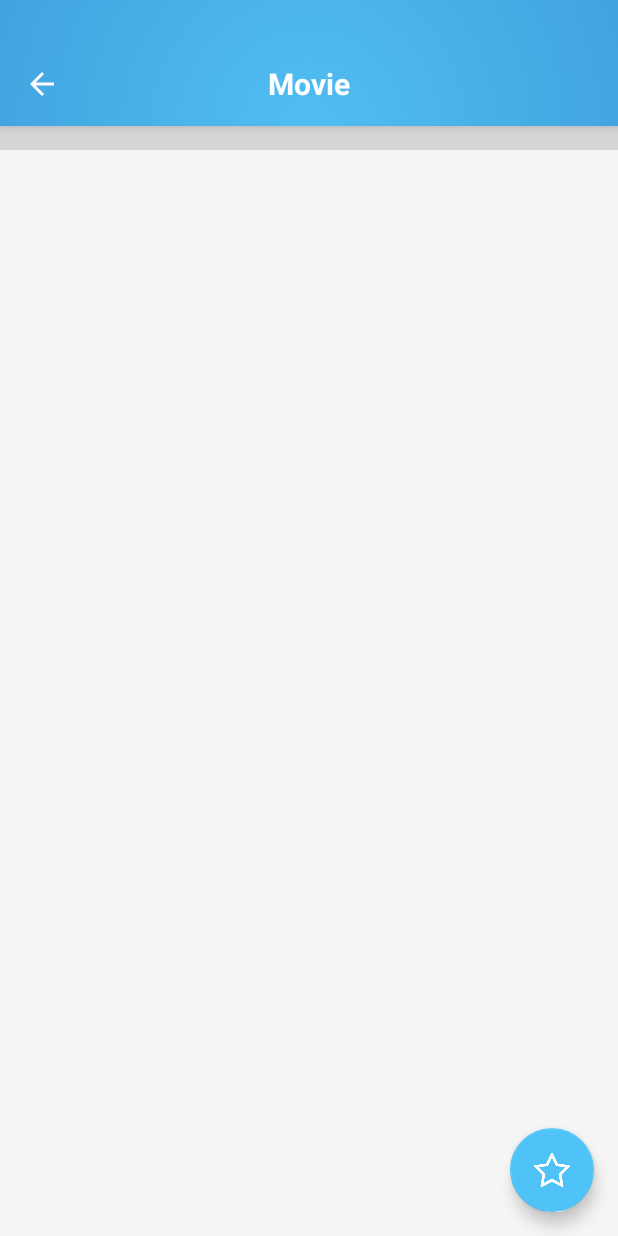
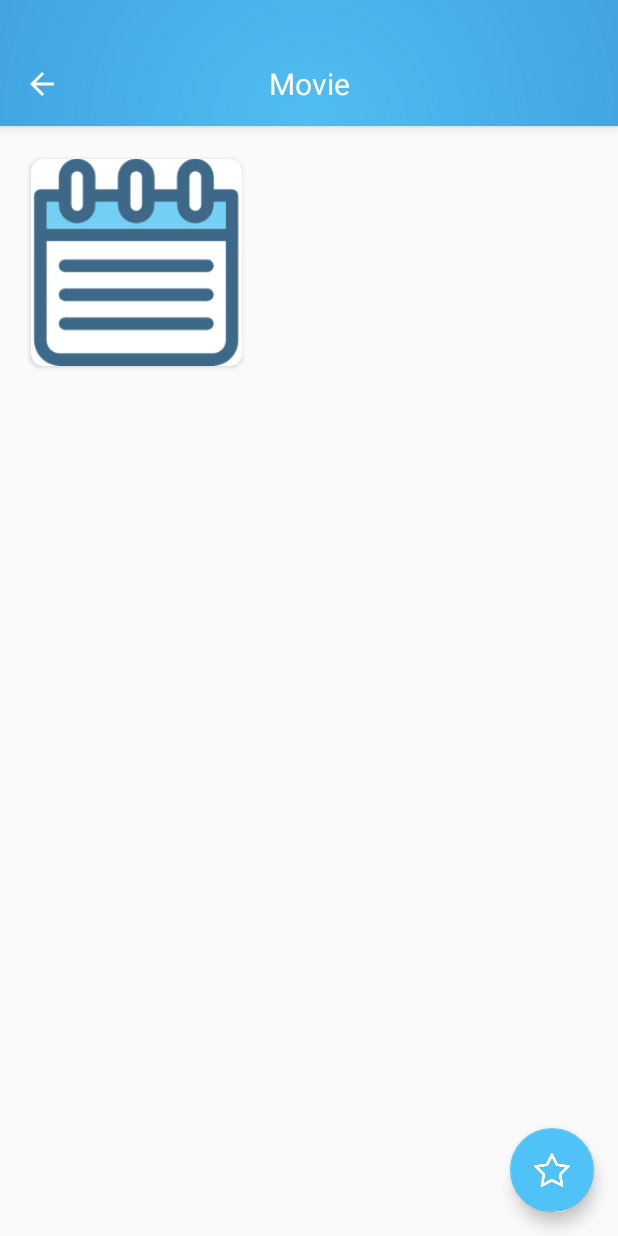
Before and after one commit to iamutkarshtiwari/Kaleidoscope-, an Android app: the MovieDetailActivity screen opened directly, with no data from a screen before it, on a phone screen of 412 x 824 dp. Run offline under Robolectric (Android 15) with nearby library versions, the phone set to English and light mode, and no system bars; our stand-ins replace ButterKnife, Picasso; pictures from the network do not load; 6 statements that could not run were skipped.

Commit message:
Movie details added for review

```diff
--- a/app/src/main/java/com/github/iamutkarshtiwari/kaleidoscope/activity/MovieDetailActivity.java
+++ b/app/src/main/java/com/github/iamutkarshtiwari/kaleidoscope/activity/MovieDetailActivity.java
@@ -10,10 +10,15 @@ import android.support.v7.app.AppCompatActivity;
 import android.support.v7.widget.Toolbar;
 import android.view.MenuItem;
 import android.view.View;
+import android.widget.ImageView;
 
 import com.github.iamutkarshtiwari.kaleidoscope.R;
 import com.github.iamutkarshtiwari.kaleidoscope.models.Movie;
+import com.github.iamutkarshtiwari.kaleidoscope.network.ApiBase;
 import com.github.iamutkarshtiwari.kaleidoscope.utils.MyTextView;
+import com.squareup.picasso.Picasso;
+
+import java.text.DecimalFormat;
 
 import butterknife.BindView;
 import butterknife.ButterKnife;
@@ -22,6 +27,11 @@ public class MovieDetailActivity extends AppCompatActivity {
 
     @BindView(R.id.toolbar_title) MyTextView toolbarTitle;
     @BindView(R.id.favourite_fab) FloatingActionButton fab;
+    @BindView(R.id.movie_title) MyTextView movieTitle;
+    @BindView(R.id.movie_release_date) MyTextView movieReleaseDate;
+    @BindView(R.id.movie_rating) MyTextView movieRating;
+    @BindView(R.id.movie_plot) MyTextView moviePlot;
+    @BindView(R.id.movie_image) ImageView moviePoster;
 
     @Override
     protected void onCreate(Bundle savedInstanceState) {
@@ -55,6 +65,21 @@ public class MovieDetailActivity extends AppCompatActivity {
 
     public void displayMovieData(Movie movie) {
 
+        // Downloads the movie image from url
+        Picasso.with(this)
+                .load(ApiBase.POSTER_BASE + movie.getPoster_path())
+                .fit()
+                .error(this.getResources().getDrawable(R.drawable.no_image_found))
+                .into(moviePoster);
+
+        // Format price to currency style
+        DecimalFormat formatter = new DecimalFormat("#.#");
+        String rating = formatter.format(movie.getVote_average());
+        movieRating.setText(rating);
+        movieTitle.setText(movie.getTitle());
+        String releaseDate = movie.getRelease_date();
+        movieReleaseDate.setText(String.format("%s", releaseDate.split("-")[0]));
+        moviePlot.setText(movie.getOverview());
     }
 
     @Override
--- a/app/src/main/res/layout/activity_movie_detail.xml
+++ b/app/src/main/res/layout/activity_movie_detail.xml
@@ -5,8 +5,13 @@
     android:layout_width="match_parent"
     android:layout_height="match_parent"
     android:fitsSystemWindows="false"
-    android:background="@color/searchBGColor"
     tools:context="com.github.iamutkarshtiwari.kaleidoscope.activity.MovieDetailActivity">
+
+
+    <LinearLayout
+        android:layout_width="match_parent"
+        android:layout_height="match_parent"
+        android:orientation="vertical">
 
         <android.support.design.widget.AppBarLayout
             android:id="@+id/app_bar_layout"
@@ -41,7 +46,7 @@
                         android:layout_gravity="center"
                         android:textColor="@color/colorWhite"
                         android:textSize="20sp"
-                    android:textStyle="bold"
+
                         tools:text="Hello" />
 
                 </android.support.v7.widget.Toolbar>
@@ -49,24 +54,94 @@
             </LinearLayout>
         </android.support.design.widget.AppBarLayout>
 
-
         <RelativeLayout
             android:layout_width="match_parent"
-        android:layout_height="100dp"
-        android:background="@color/transparent">
+            android:layout_height="match_parent"
+            android:layout_marginTop="16dp"
+            app:layout_behavior="@string/appbar_scrolling_view_behavior">
+
+            <android.support.v7.widget.CardView
+                android:id="@+id/movie_poster"
+                android:layout_width="150dp"
+                android:layout_height="150dp"
+                android:layout_marginLeft="16dp"
+                android:elevation="8dp"
+                app:cardUseCompatPadding="true"
+                app:cardCornerRadius="8dp">
+
+                <LinearLayout
+                    android:layout_width="match_parent"
+                    android:layout_height="match_parent">
+
+                    <ImageView
+                        android:id="@+id/movie_image"
+                        android:layout_width="match_parent"
+                        android:layout_height="match_parent"
+                        android:src="@drawable/ic_calendar" />
+
+                </LinearLayout>
+
+
+
+            </android.support.v7.widget.CardView>
+
+            <com.github.iamutkarshtiwari.kaleidoscope.utils.MyTextView
+                android:id="@+id/movie_title"
+                android:layout_width="match_parent"
+                android:layout_alignTop="@id/movie_poster"
+                android:layout_height="wrap_content"
+                android:layout_marginLeft="16dp"
+                android:layout_marginRight="16dp"
+                android:layout_toRightOf="@id/movie_poster"
+                android:textColor="@color/black"
+                tools:text="Dummy movie" />
+
+            <com.github.iamutkarshtiwari.kaleidoscope.utils.MyTextView
+                android:id="@+id/movie_release_date"
+                android:layout_width="wrap_content"
+                android:layout_height="wrap_content"
+                android:layout_below="@id/movie_title"
+                android:layout_marginLeft="16dp"
+                android:layout_marginRight="16dp"
+                android:layout_toRightOf="@id/movie_poster"
+                android:textColor="@color/black"
+                tools:text="2017" />
+
+            <com.github.iamutkarshtiwari.kaleidoscope.utils.MyTextView
+                android:id="@+id/movie_rating"
+                android:layout_width="wrap_content"
+                android:layout_height="wrap_content"
+                android:layout_below="@id/movie_release_date"
+                android:layout_marginLeft="16dp"
+                android:layout_marginRight="16dp"
+                android:layout_toRightOf="@id/movie_poster"
+                android:textColor="@color/black"
+                tools:text="7.5" />
+
+            <com.github.iamutkarshtiwari.kaleidoscope.utils.MyTextView
+                android:id="@+id/movie_plot"
+                android:layout_width="match_parent"
+                android:layout_height="wrap_content"
+                android:layout_below="@id/movie_poster"
+                android:layout_marginTop="16dp"
+                android:layout_marginLeft="16dp"
+                android:textColor="@color/black"
+                tools:text="Dummy overview of the movie" />
 
         </RelativeLayout>
+
+    </LinearLayout>
 
     <android.support.design.widget.FloatingActionButton
         android:id="@+id/favourite_fab"
         android:layout_width="wrap_content"
         android:layout_height="wrap_content"
         android:layout_gravity="bottom|end"
+        android:layout_margin="@dimen/fab_margin"
+        android:layout_marginBottom="16dp"
         android:layout_marginRight="16dp"
-        android:layout_marginBottom="16dp"
-        android:layout_margin="@dimen/fab_margin"
-        app:backgroundTint="@color/colorAccent"
-        android:src="@drawable/ic_star_hollow" />
+        android:src="@drawable/ic_star_hollow"
+        app:backgroundTint="@color/colorAccent" />
 
 
 </android.support.design.widget.CoordinatorLayout>
--- a/app/src/main/res/layout/grid_view_movie_item.xml
+++ b/app/src/main/res/layout/grid_view_movie_item.xml
@@ -5,8 +5,8 @@
     android:id="@+id/card_view"
     android:layout_width="match_parent"
     android:layout_height="295dp"
+    android:elevation="8dp"
     app:cardCornerRadius="8dp"
-    android:elevation="8dp"
     app:cardUseCompatPadding="true">
 
     <RelativeLayout
@@ -34,13 +34,13 @@
             </RelativeLayout>
 
             <com.github.iamutkarshtiwari.kaleidoscope.utils.MyTextView
-                android:layout_weight="1.2"
                 android:id="@+id/movie_name"
                 android:layout_width="wrap_content"
-                android:gravity="center_vertical"
                 android:layout_height="0dp"
                 android:layout_marginLeft="8dp"
                 android:layout_marginRight="8dp"
+                android:layout_weight="1.2"
+                android:gravity="center_vertical"
                 android:textColor="@color/movieDetailColor"
                 android:textSize="13sp"
                 android:textStyle="bold"
@@ -49,12 +49,12 @@
 
             <RelativeLayout
                 android:layout_width="match_parent"
+                android:layout_height="0dp"
+                android:layout_below="@id/movie_name"
+                android:layout_marginLeft="8dp"
+                android:layout_marginTop="4dp"
                 android:layout_weight="1.1"
-                android:layout_height="0dp"
-                android:layout_marginTop="4dp"
-                android:gravity="center_vertical"
-                android:layout_below="@id/movie_name"
-                android:layout_marginLeft="8dp">
+                android:gravity="center_vertical">
 
                 <ImageView
                     android:id="@+id/movie_year_icon"
@@ -89,6 +89,7 @@
                     android:layout_toRightOf="@id/movie_reel_icon"
                     android:textColor="@color/movieDetailColor"
                     android:textSize="10sp"
+
                     tools:text="Action, Drama, Horror" />
 
 
```
Lines whose indentation alone changed are shown as unchanged.
